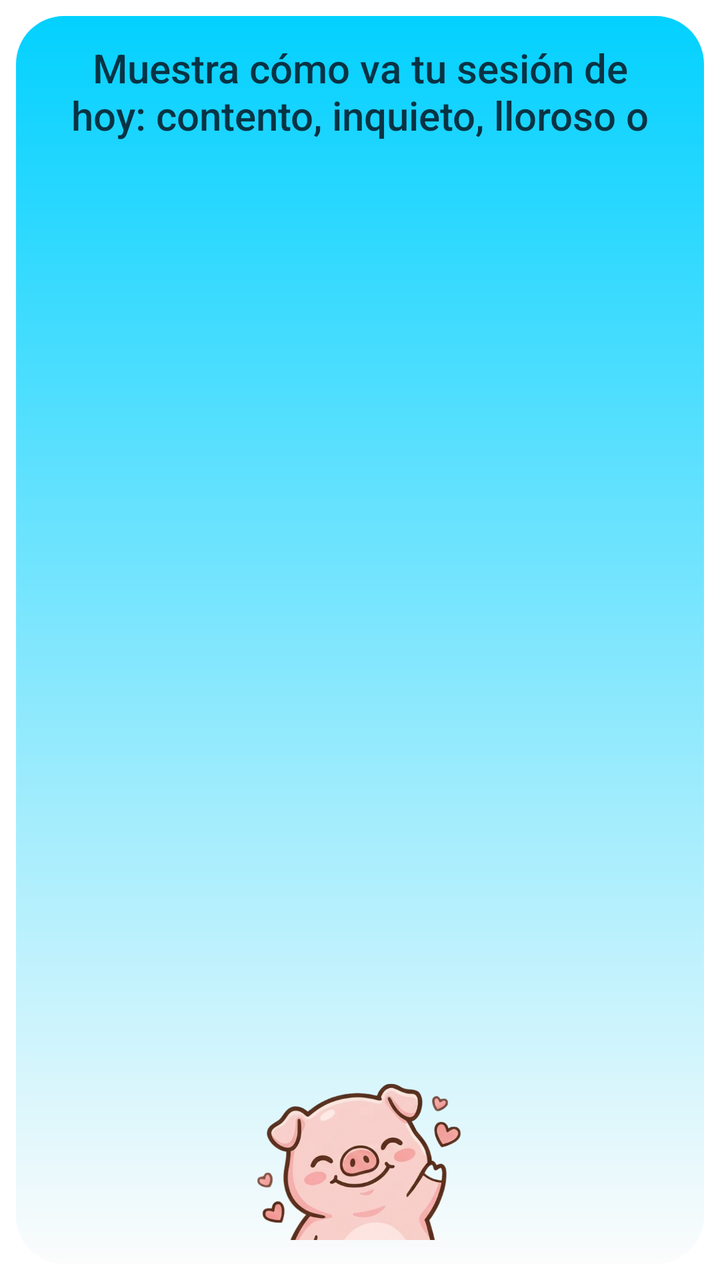
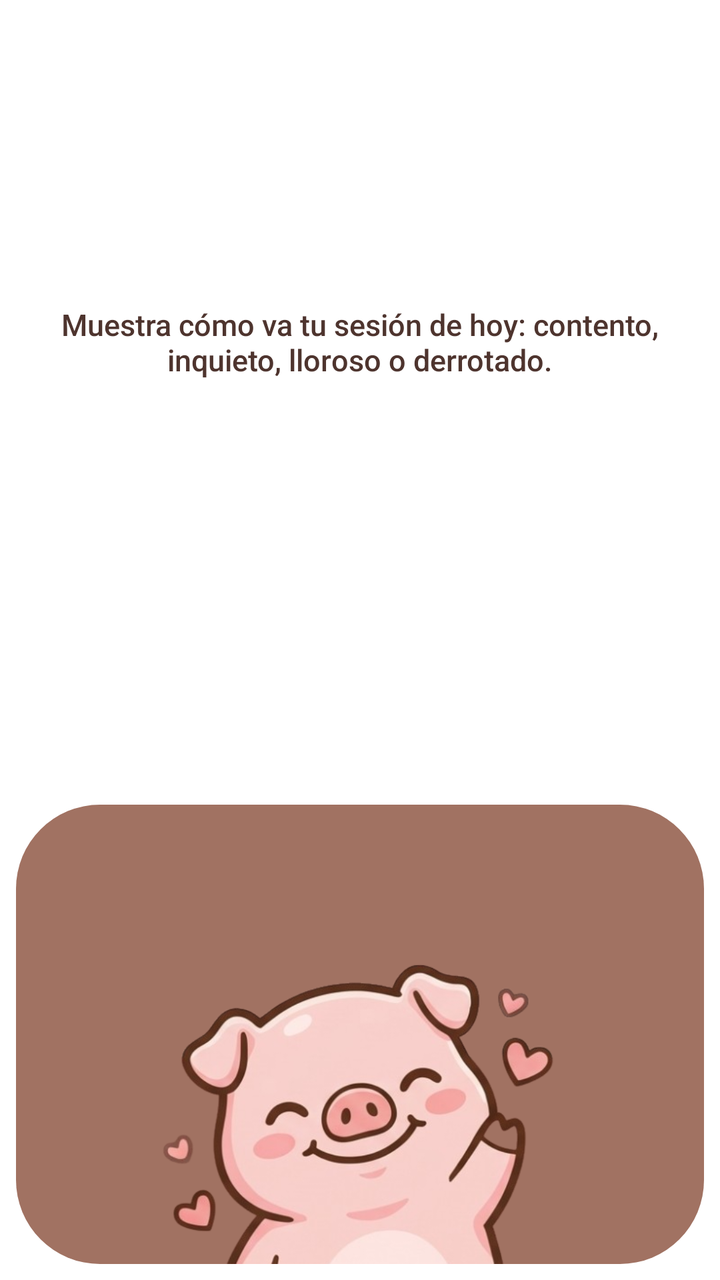

Compare the two renders of this Android layout. The source of the first and the diff that turns it into the second are given below.
<!-- AndroidManifest.xml: application theme Theme.Orofacial -->
<!-- res/layout/widget_orofacial.xml -->
<?xml version="1.0" encoding="utf-8"?>
<LinearLayout xmlns:android="http://schemas.android.com/apk/res/android"
    android:id="@+id/widget_root"
    android:layout_width="match_parent"
    android:layout_height="match_parent"
    android:orientation="vertical"
    android:padding="8dp">

    <RelativeLayout
        android:layout_width="match_parent"
        android:layout_height="match_parent"
        android:background="@drawable/widget_background"
        android:padding="12dp">

        <TextView
            android:id="@+id/widget_message"
            android:layout_width="wrap_content"
            android:layout_height="wrap_content"
            android:layout_alignParentTop="true"
            android:layout_centerHorizontal="true"
            android:fontFamily="sans-serif-medium"
            android:gravity="center"
            android:maxLines="2"
            android:text="@string/widget_desc"
            android:textColor="#083344"
            android:textSize="20sp" />

        <ImageView
            android:id="@+id/widget_mood"
            android:layout_width="120dp"
            android:layout_height="120dp"
            android:layout_alignParentBottom="true"
            android:layout_centerHorizontal="true"
            android:contentDescription="@string/widget_name"
            android:src="@drawable/ic_mood_contento" />

    </RelativeLayout>
</LinearLayout>
<!-- resources referenced by this layout -->
<resources>
  <!-- drawable ic_mood_contento: png bitmap (drawable-nodpi, 147634 bytes) -->
  <!-- drawable widget_background (drawable) -->
  <?xml version="1.0" encoding="utf-8"?>
  <shape xmlns:android="http://schemas.android.com/apk/res/android" android:shape="rectangle">
      <corners android:radius="24dp" />
      <gradient
          android:angle="90"
          android:startColor="#FCFCFC"
          android:endColor="#03D1FF" />
  </shape>
  <string name="widget_desc">Muestra cómo va tu sesión de hoy: contento, inquieto, lloroso o derrotado.</string>
  <string name="widget_name">Orofacial hoy</string>
  <style name="Theme.Orofacial" parent="Theme.AppCompat.NoActionBar">
          <item name="android:windowFullscreen">true</item>
          <item name="android:windowLayoutInDisplayCutoutMode">shortEdges</item>
          
          <item name="android:windowBackground">@android:color/white</item>
          <item name="android:statusBarColor">@android:color/white</item>
          <item name="android:navigationBarColor">@android:color/white</item>
          
          <item name="android:windowLightStatusBar">true</item>
          <item name="android:windowLightNavigationBar">true</item>
      </style>
</resources>

<!-- the commit's change to res/layout/widget_orofacial.xml (unified diff, before → after) -->
@@ -6,33 +6,43 @@
     android:orientation="vertical"
     android:padding="8dp">
 
-    <RelativeLayout
+    <TextView
+        android:id="@+id/widget_message"
         android:layout_width="match_parent"
-        android:layout_height="match_parent"
-        android:background="@drawable/widget_background"
-        android:padding="12dp">
+        android:layout_height="0dp"
+        android:layout_weight="268"
+        android:background="@drawable/widget_card_top"
+        android:ellipsize="end"
+        android:fontFamily="sans-serif-medium"
+        android:gravity="center"
+        android:maxLines="2"
+        android:padding="10dp"
+        android:text="@string/widget_desc"
+        android:textColor="#4E342E"
+        android:textSize="15sp" />
 
-        <TextView
-            android:id="@+id/widget_message"
-            android:layout_width="wrap_content"
-            android:layout_height="wrap_content"
-            android:layout_alignParentTop="true"
-            android:layout_centerHorizontal="true"
-            android:fontFamily="sans-serif-medium"
-            android:gravity="center"
-            android:maxLines="2"
-            android:text="@string/widget_desc"
-            android:textColor="#083344"
-            android:textSize="20sp" />
+    
+    <LinearLayout
+        android:layout_width="match_parent"
+        android:layout_height="0dp"
+        android:layout_weight="56"
+        android:orientation="vertical" />
+
+    <LinearLayout
+        android:layout_width="match_parent"
+        android:layout_height="0dp"
+        android:layout_weight="188"
+        android:background="@drawable/widget_card_bottom"
+        android:gravity="bottom|center_horizontal"
+        android:orientation="vertical">
 
         <ImageView
             android:id="@+id/widget_mood"
-            android:layout_width="120dp"
-            android:layout_height="120dp"
-            android:layout_alignParentBottom="true"
-            android:layout_centerHorizontal="true"
+            android:layout_width="match_parent"
+            android:layout_height="match_parent"
             android:contentDescription="@string/widget_name"
+            android:scaleType="fitCenter"
             android:src="@drawable/ic_mood_contento" />
 
-    </RelativeLayout>
+    </LinearLayout>
 </LinearLayout>
<!-- resource entries referenced after the edit -->
@@ -1,14 +1,17 @@
 <!-- resources referenced by this layout -->
 <resources>
   <!-- drawable ic_mood_contento: png bitmap (drawable-nodpi, 147634 bytes) -->
-  <!-- drawable widget_background (drawable) -->
+  <!-- drawable widget_card_bottom (drawable) -->
   <?xml version="1.0" encoding="utf-8"?>
   <shape xmlns:android="http://schemas.android.com/apk/res/android" android:shape="rectangle">
-      <corners android:radius="24dp" />
-      <gradient
-          android:angle="90"
-          android:startColor="#FCFCFC"
-          android:endColor="#03D1FF" />
+      <corners android:radius="42dp" />
+      <solid android:color="#A17262" />
+  </shape>
+  <!-- drawable widget_card_top (drawable) -->
+  <?xml version="1.0" encoding="utf-8"?>
+  <shape xmlns:android="http://schemas.android.com/apk/res/android" android:shape="rectangle">
+      <corners android:radius="42dp" />
+      <solid android:color="#FFFFFF" />
   </shape>
   <string name="widget_desc">Muestra cómo va tu sesión de hoy: contento, inquieto, lloroso o derrotado.</string>
   <string name="widget_name">Orofacial hoy</string>
